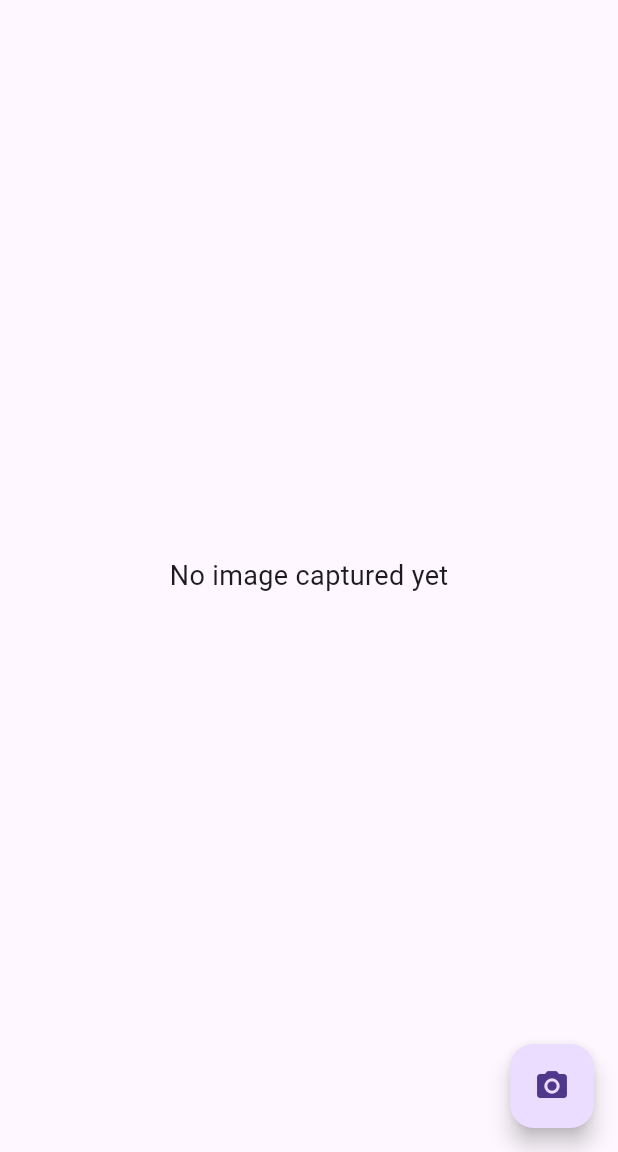
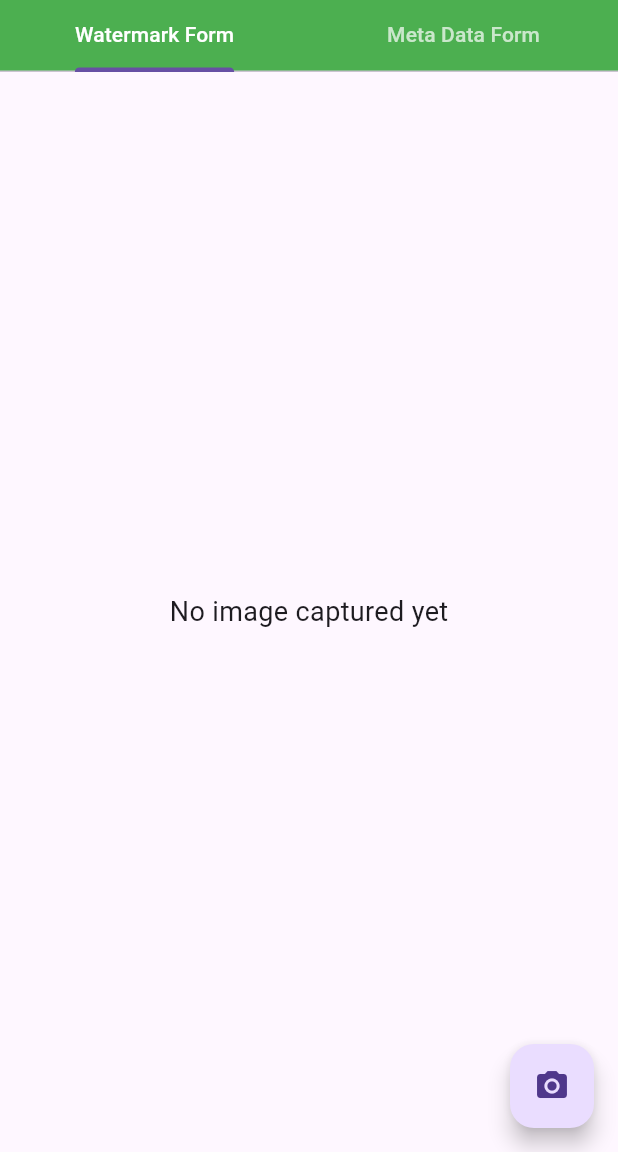
Before and after one commit to devbaliyan-k/geo_tagging, a Flutter app: the screen it shows after launch, after a tap on the "camera alt" icon, on a phone screen of 412 x 824 dp, the part 84-1236 px from its top. Run offline on Flutter 3.47's test engine with Material 3 defaults, Android fonts, the phone set to English and light mode, and no system bars; our stand-ins replace geocoding, geolocator, image_picker.

Commit message:
Updated Code

```diff
--- a/lib/main.dart
+++ b/lib/main.dart
@@ -12,7 +12,7 @@ class GeoTaggingApp extends StatelessWidget {
   Widget build(BuildContext context) {
     return MaterialApp(
       debugShowCheckedModeBanner: false,
-      home: const GeoTaggingHome(),
+      home: const HomeScreen(),
     );
   }
 }
--- a/lib/screens/home_screen.dart
+++ b/lib/screens/home_screen.dart
@@ -1,157 +1,55 @@
-import 'dart:io';
-import 'package:flutter/material.dart';
-import 'package:image_picker/image_picker.dart';
-import 'package:geolocator/geolocator.dart';
-import 'package:geocoding/geocoding.dart';
-import 'package:intl/intl.dart'; // <<-- required for DateFormat
+import 'package:geo_tagging_project/utils/app_imports/app_imports.dart';
 
-class GeoTaggingHome extends StatefulWidget {
-  const GeoTaggingHome({super.key});
+class HomeScreen extends StatefulWidget {
+  const HomeScreen({super.key});
 
   @override
-  State<GeoTaggingHome> createState() => _GeoTaggingHomeState();
+  HomeScreenState createState() => HomeScreenState();
 }
 
-class _GeoTaggingHomeState extends State<GeoTaggingHome> {
-  File? _image;
-  String? _address;
-  String? _dateTime;
+class HomeScreenState extends State<HomeScreen> with TickerProviderStateMixin {
+  late TabController geotaggingTabController;
 
-  final ImagePicker _picker = ImagePicker();
+  @override
+  void initState() {
+    super.initState();
+    geotaggingTabController = TabController(length: 2, vsync: this);
+  }
 
-  Future<void> _pickImage() async {
-    try {
-      // Open camera
-      final pickedFile = await _picker.pickImage(source: ImageSource.camera);
-      if (pickedFile == null) return;
-
-      setState(() {
-        _image = File(pickedFile.path);
-        _address = null;
-        _dateTime = null;
-      });
-
-      // --- Location checks ---
-      bool serviceEnabled = await Geolocator.isLocationServiceEnabled();
-      if (!serviceEnabled) {
-        ScaffoldMessenger.of(context).showSnackBar(
-          const SnackBar(content: Text('Location services are disabled.')),
-        );
-        return;
-      }
-
-      LocationPermission permission = await Geolocator.checkPermission();
-      if (permission == LocationPermission.denied) {
-        permission = await Geolocator.requestPermission();
-        if (permission == LocationPermission.denied) {
-          ScaffoldMessenger.of(context).showSnackBar(
-            const SnackBar(content: Text('Location permission denied.')),
-          );
-          return;
-        }
-      }
-      if (permission == LocationPermission.deniedForever) {
-        ScaffoldMessenger.of(context).showSnackBar(
-          const SnackBar(
-              content: Text(
-                  'Location permissions are permanently denied. Please enable from settings.')),
-        );
-        return;
-      }
-
-      // --- Get current position ---
-      Position position = await Geolocator.getCurrentPosition(
-        desiredAccuracy: LocationAccuracy.high,
-      );
-
-      // --- Reverse geocode to get address ---
-      String formattedAddress = 'Unknown location';
-      try {
-        final placemarks = await placemarkFromCoordinates(
-            position.latitude, position.longitude);
-        if (placemarks.isNotEmpty) {
-          final p = placemarks.first;
-          formattedAddress =
-              "${p.name ?? ''} ${p.locality ?? ''}, ${p.subAdministrativeArea ?? ''}, ${p.administrativeArea ?? ''}, ${p.country ?? ''}"
-                  .trim()
-                  .replaceAll(RegExp(r'\s+,'), ',');
-        }
-      } catch (e) {
-        debugPrint('Reverse geocoding failed: $e');
-      }
-
-      // --- Date & time ---
-      final formattedDateTime =
-      DateFormat('yyyy-MM-dd – HH:mm').format(DateTime.now());
-
-      setState(() {
-        _address = formattedAddress;
-        _dateTime = formattedDateTime;
-      });
-    } catch (e) {
-      debugPrint("Error in _pickImage: $e");
-      ScaffoldMessenger.of(context).showSnackBar(
-        SnackBar(content: Text('Error: $e')),
-      );
-    }
+  @override
+  void dispose() {
+    geotaggingTabController.dispose();
+    super.dispose();
   }
 
   @override
   Widget build(BuildContext context) {
     return Scaffold(
-      appBar: AppBar(title: const Text("Geo Tagging"),centerTitle: true,),
-      body: Center(
-        child: _image == null
-            ? const Text(
-          "No image captured yet",
-          style: TextStyle(fontSize: 18),
-        )
-            : Stack(
-          alignment: Alignment.bottomLeft,
-          children: [
-            // Image container
-            Container(
-              width: double.infinity,
-              height: 400,
-              decoration: BoxDecoration(
-                borderRadius: BorderRadius.circular(12),
-                image: DecorationImage(
-                  image: FileImage(_image!),
-                  fit: BoxFit.cover,
-                ),
-              ),
+      appBar: AppBar(title: const Text("Geo Tagging"), centerTitle: true),
+
+      body: Column(
+        children: [
+          Material(
+            color: Colors.green,
+            child: TabBar(
+              controller: geotaggingTabController,
+              labelColor: Colors.white,
+              unselectedLabelColor: Colors.white70,
+              tabs: [
+                Tab(text: "Watermark Form"),
+                Tab(text: "Meta Data Form"),
+              ],
             ),
+          ),
 
-            // Overlay for text
-            Container(
-              width: double.infinity,
-              padding: const EdgeInsets.all(10),
-              color: Colors.black54,
-              child: Column(
-                crossAxisAlignment: CrossAxisAlignment.start,
-                mainAxisSize: MainAxisSize.min,
-                children: [
-                  if (_address != null)
-                    Text(
-                      "📍 $_address",
-                      style: const TextStyle(
-                          color: Colors.black, fontSize: 14),
-                    ),
-                  if (_dateTime != null)
-                    Text(
-                      "🕒 $_dateTime",
-                      style: const TextStyle(
-                          color: Colors.black, fontSize: 14),
-                    ),
-                ],
-              ),
+          /// Expanded TabBarViews
+          Expanded(
+            child: TabBarView(
+              controller: geotaggingTabController,
+              children: [WatermarkGeoTagging(), MetaGeoTagging()],
             ),
-          ],
-        ),
-      ),
-      floatingActionButton: FloatingActionButton(
-        onPressed: _pickImage,
-        child: const Icon(Icons.camera_alt),
+          ),
+        ],
       ),
     );
   }
--- /dev/null
+++ b/lib/screens/watermark_geo_tagging.dart
@@ -0,0 +1,162 @@
+import 'package:intl/intl.dart';
+import 'package:geo_tagging_project/utils/app_imports/app_imports.dart';
+
+class WatermarkGeoTagging extends StatefulWidget {
+  const WatermarkGeoTagging({super.key});
+
+  @override
+  State<WatermarkGeoTagging> createState() => WatermarkGeoTaggingState();
+}
+
+class WatermarkGeoTaggingState extends State<WatermarkGeoTagging> {
+  File? _image;
+  String? _address;
+  String? _dateTime;
+
+  final ImagePicker _picker = ImagePicker();
+
+  Future<void> _pickImage() async {
+    try {
+      // Open camera
+      final pickedFile = await _picker.pickImage(source: ImageSource.camera);
+      if (pickedFile == null) return;
+
+      setState(() {
+        _image = File(pickedFile.path);
+        _address = null;
+        _dateTime = null;
+      });
+
+      // --- Location checks ---
+      bool serviceEnabled = await Geolocator.isLocationServiceEnabled();
+      if (!serviceEnabled) {
+        ScaffoldMessenger.of(context).showSnackBar(
+          const SnackBar(content: Text('Location services are disabled.')),
+        );
+        return;
+      }
+
+      LocationPermission permission = await Geolocator.checkPermission();
+      if (permission == LocationPermission.denied) {
+        permission = await Geolocator.requestPermission();
+        if (permission == LocationPermission.denied) {
+          ScaffoldMessenger.of(context).showSnackBar(
+            const SnackBar(content: Text('Location permission denied.')),
+          );
+          return;
+        }
+      }
+      if (permission == LocationPermission.deniedForever) {
+        ScaffoldMessenger.of(context).showSnackBar(
+          const SnackBar(
+            content: Text(
+              'Location permissions are permanently denied. Please enable from settings.',
+            ),
+          ),
+        );
+        return;
+      }
+
+      // --- Get current position ---
+      Position position = await Geolocator.getCurrentPosition(
+        desiredAccuracy: LocationAccuracy.high,
+      );
+
+      // --- Reverse geocode to get address ---
+      String formattedAddress = 'Unknown location';
+      try {
+        final placemarks = await placemarkFromCoordinates(
+          position.latitude,
+          position.longitude,
+        );
+        if (placemarks.isNotEmpty) {
+          final p = placemarks.first;
+          formattedAddress =
+              "${p.name ?? ''} ${p.locality ?? ''}, ${p.subAdministrativeArea ?? ''}, ${p.administrativeArea ?? ''}, ${p.country ?? ''}"
+                  .trim()
+                  .replaceAll(RegExp(r'\s+,'), ',');
+        }
+      } catch (e) {
+        debugPrint('Reverse geocoding failed: $e');
+      }
+
+      // --- Date & time ---
+      final formattedDateTime = DateFormat(
+        'yyyy-MM-dd – HH:mm',
+      ).format(DateTime.now());
+
+      setState(() {
+        _address = formattedAddress;
+        _dateTime = formattedDateTime;
+      });
+    } catch (e) {
+      debugPrint("Error in _pickImage: $e");
+      ScaffoldMessenger.of(
+        context,
+      ).showSnackBar(SnackBar(content: Text('Error: $e')));
+    }
+  }
+
+  @override
+  Widget build(BuildContext context) {
+    return Scaffold(
+      body: Center(
+        child: _image == null
+            ? const Text(
+                "No image captured yet",
+                style: TextStyle(fontSize: 18),
+              )
+            : Stack(
+                alignment: Alignment.bottomLeft,
+                children: [
+                  // Image container
+                  Container(
+                    width: double.infinity,
+                    height: 400,
+                    decoration: BoxDecoration(
+                      borderRadius: BorderRadius.circular(12),
+                      image: DecorationImage(
+                        image: FileImage(_image!),
+                        fit: BoxFit.cover,
+                      ),
+                    ),
+                  ),
+
+                  // Overlay for text
+                  Container(
+                    width: double.infinity,
+                    padding: const EdgeInsets.all(10),
+                    color: Colors.black54,
+                    child: Column(
+                      crossAxisAlignment: CrossAxisAlignment.start,
+                      mainAxisSize: MainAxisSize.min,
+                      children: [
+                        if (_address != null)
+                          Text(
+                            "📍 $_address",
+                            style: const TextStyle(
+                              color: Colors.black,
+                              fontSize: 14,
+                            ),
+                          ),
+                        if (_dateTime != null)
+                          Text(
+                            "🕒 $_dateTime",
+                            style: const TextStyle(
+                              color: Colors.black,
+                              fontSize: 14,
+                            ),
+                          ),
+                      ],
+                    ),
+                  ),
+                ],
+              ),
+      ),
+      floatingActionButton: FloatingActionButton(
+        onPressed: _pickImage,
+        child: const Icon(Icons.camera_alt),
+      ),
+    );
+  }
+}
--- a/lib/utils/app_imports/app_imports.dart
+++ b/lib/utils/app_imports/app_imports.dart
@@ -0,0 +1,7 @@
+export 'dart:io';
+export 'package:flutter/material.dart';
+export 'package:image_picker/image_picker.dart';
+export 'package:geolocator/geolocator.dart';
+export 'package:geocoding/geocoding.dart';
+export 'package:geo_tagging_project/screens/meta_geo_tagging.dart';
+export 'package:geo_tagging_project/screens/watermark_geo_tagging.dart';
```
Also changed, not shown: lib/screens/meta_geo_tagging.dart (added, +180 -0 lines), 2 other files.
